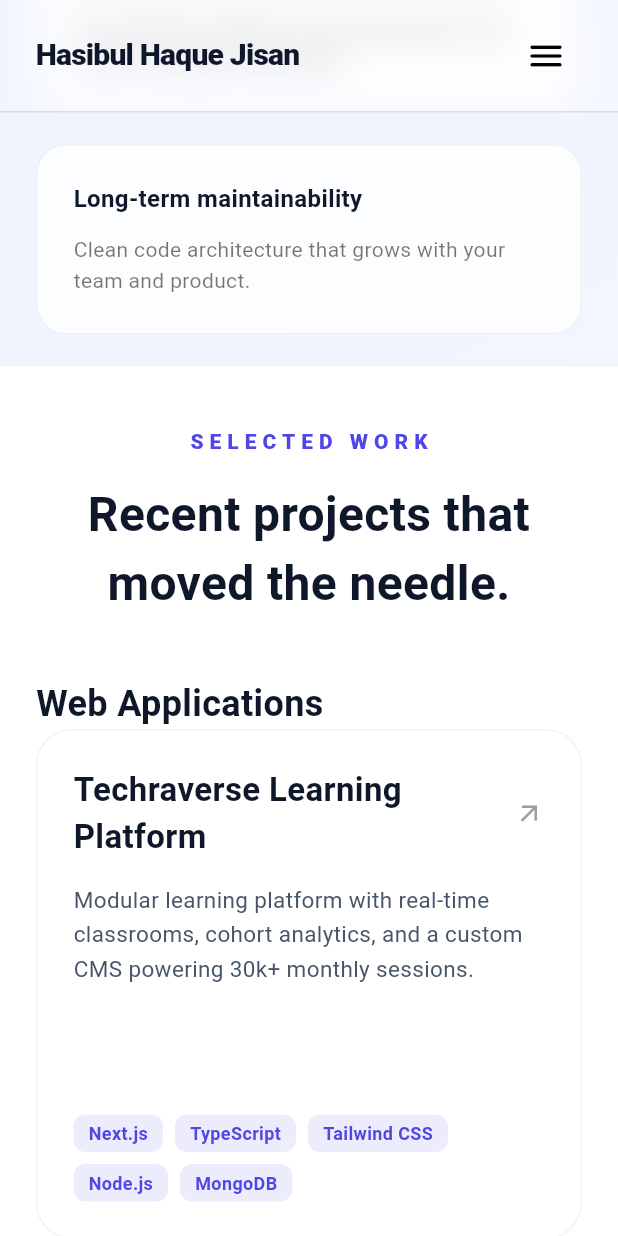
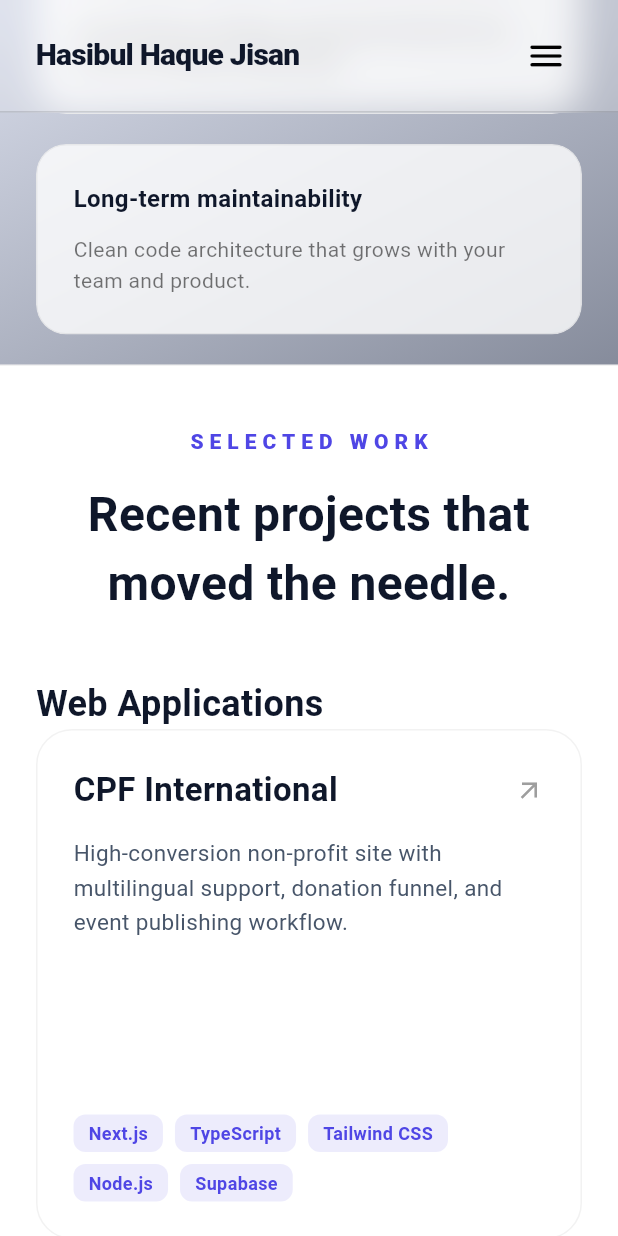
Before and after one commit to MHHJisan/self_portfolio_app, a Flutter app: the screen it shows after launch, scrolled down 1728 dp, on a phone screen of 412 x 824 dp. Run offline on Flutter 3.47's test engine with Material 3 defaults, Android fonts, the phone set to English and light mode, and no system bars; our stand-ins replace font_awesome_flutter, open_filex.

Commit message:
tweak in navbar buttons

```diff
--- a/lib/main.dart
+++ b/lib/main.dart
@@ -1,4 +1,5 @@
 import 'package:flutter/material.dart';
+import 'package:self_portfolio_app/theme/colors.dart';
 import 'sections/contact_section.dart';
 import 'sections/footer_section.dart';
 import 'sections/resume_section.dart';
@@ -27,7 +28,7 @@ class MyApp extends StatelessWidget {
         useMaterial3: true,
         brightness: Brightness.light,
         primaryColor: const Color(0xFF4F46E5),
-        scaffoldBackgroundColor: const Color(0xFFF8FAFC),
+        scaffoldBackgroundColor: AppColors.slate900,
       ),
       darkTheme: ThemeData(
         brightness: Brightness.dark,
@@ -146,12 +147,12 @@ class _HomeScreenState extends State<HomeScreen> {
     final bool isDark = Theme.of(context).brightness == Brightness.dark;
 
     return Drawer(
-      backgroundColor: isDark ? const Color(0xFF020617) : Colors.white,
+      backgroundColor: isDark ? AppColors.slate900 : Colors.transparent,
       child: SafeArea(
         child: Padding(
-          padding: const EdgeInsets.symmetric(horizontal: 32, vertical: 0),
+          padding: const EdgeInsets.symmetric(horizontal: 36, vertical: 60),
           child: Column(
-            crossAxisAlignment: CrossAxisAlignment.start,
+            crossAxisAlignment: CrossAxisAlignment.end,
             children: [
               // _drawerLink("Work", isDark, () => _scrollToSection(projectsSectionKey)),
               _drawerLink("About", isDark, () => _scrollToSection(aboutSectionKey)),
@@ -179,8 +180,8 @@ class _HomeScreenState extends State<HomeScreen> {
       onPressed: onTap,
       style: TextButton.styleFrom(
         alignment: Alignment.centerLeft,
-        padding: const EdgeInsets.symmetric(vertical: 12),
-        foregroundColor: isDark ? Colors.white : Colors.black87,
+        padding: const EdgeInsets.symmetric(vertical: 8),
+        foregroundColor: isDark ? Colors.white : Colors.cyanAccent,
         backgroundColor: Colors.transparent,
         overlayColor: Colors.transparent,
       ),
@@ -232,7 +233,7 @@ class BackgroundWrapper extends StatelessWidget {
             colors: [
               isDark
                   ? const Color(0xFF020617)
-                  : const Color(0x00eef2ff).withOpacity(0.9),
+                  : const Color(0x00eef2ff).withValues(alpha: 0.9),
               Theme.of(context).scaffoldBackgroundColor,
             ],
           ),
--- a/lib/sections/project_section.dart
+++ b/lib/sections/project_section.dart
@@ -12,6 +12,14 @@ class ProjectSection extends StatelessWidget {
 
     // Your data structure
     final List<Map<String, dynamic>> projects = [
+      {
+        "id": 0,
+        "title": "CPF International",
+        "description": "High-conversion non-profit site with multilingual support, donation funnel, and event publishing workflow.",
+        "tags": ["Next.js", "TypeScript", "Tailwind CSS", "Node.js", "Supabase"],
+        "type": "web",
+        "url": "https://www.cpfint.org",
+      },
       {
         "id": 1,
         "title": "Techraverse Learning Platform",
@@ -29,9 +37,27 @@ class ProjectSection extends StatelessWidget {
         "url": "https://techra-quiz-web.vercel.app",
       },
       {
+        "id": 4,
+        "title": "Techraverse.com",
+        "description":
+        "Content platform for engineering notes, MDX-powered articles, and tooling reviews with custom search.",
+        "tags": ["Next.js", "TypeScript", "Contentful"],
+        "type": "web",
+        "url": "https://techraverse.com",
+
+      },
+      {
         "id": 5,
         "title": "Tasbeeh Tracker",
         "description": "A focused mobile application for spiritual habit tracking with cloud sync.",
+        "tags": ["ReactNative", "JavaScript", "Firebase"],
+        "type": "mobile",
+        "url": "#",
+      },
+      {
+        "id": 6,
+        "title": "Self Portfolio App",
+        "description": "built my self portfilo app - This one!",
         "tags": ["Flutter", "Dart", "Firebase"],
         "type": "mobile",
         "url": "#",
--- a/lib/theme/colors.dart
+++ b/lib/theme/colors.dart
@@ -56,76 +56,114 @@ class AppColors {
   static const Color green100 = Color(0xFFA7F3D0);
   static const Color green200 = Color(0xFF6EE700);
   static const Color green300 = Color(0xFF34D399);
+  static const Color green400 = Color(0xFF10B981);
+  static const Color green500 = Color(0xFF089162);
+  static const Color green600 = Color(0xFF007B55);
+  static const Color green700 = Color(0xFF006D4C);
+  static const Color green800 = Color(0xFF005741);
+  static const Color green900 = Color(0xFF00443B);
+  static const Color green950 = Color(0xFF020617);
+
   static const Color red50 = Color(0xFFFFEEEE);
+  static const Color red100 = Color(0xFFFFDAD6);
+  static const Color red200 = Color(0xFFFFB4AB);
+  static const Color red300 = Color(0xFFFF8177);
+  static const Color red400 = Color(0xFFFF4D4D);
+  static const Color red500 = Color(0xFFF5222D);
+  static const Color red600 = Color(0xFFE5222D);
+  static const Color red700 = Color(0xFFC51111);
+  static const Color red800 = Color(0xFF9B1C1C);
+  static const Color red900 = Color(0xFF741A1A);
+  static const Color red950 = Color(0xFF020617);
+
   static const Color blue50 = Color(0xFFD9F6FF);
+  static const Color blue100 = Color(0xFFA6EFFF);
+  static const Color blue200 = Color(0xFF66D6FF);
+  static const Color blue300 = Color(0xFF33B5FF);
+  static const Color blue400 = Color(0xFF0095F6);
+  static const Color blue500 = Color(0xFF0077B6);
+  static const Color blue600 = Color(0xFF0069A0);
+  static const Color blue700 = Color(0xFF005C85);
+  static const Color blue800 = Color(0xFF004E69);
+  static const Color blue900 = Color(0xFF004053);
+  static const Color blue950 = Color(0xFF020617);
+
   static const Color orange50 = Color(0xFFFFF3CD);
+  static const Color orange100 = Color(0xFFFFE0B2);
+  static const Color orange200 = Color(0xFFFFCC80);
+  static const Color orange300 = Color(0xFFFFA74D);
+  static const Color orange400 = Color(0xFFFF8B50);
+  static const Color orange500 = Color(0xFFFF7043);
+  static const Color orange600 = Color(0xFFF55A37);
+  static const Color orange700 = Color(0xFFE53E24);
+  static const Color orange800 = Color(0xFFD42E1F);
+  static const Color orange900 = Color(0xFFBF2612);
+  static const Color orange950 = Color(0xFF020617);
+
+
   static const Color yellow50 = Color(0xFFFFF3CD);
+  static const Color yellow100 = Color(0xFFFFE0B2);
+  static const Color yellow200 = Color(0xFFFFCC80);
+  static const Color yellow300 = Color(0xFFFFA74D);
+  static const Color yellow400 = Color(0xFFFF8B50);
+  static const Color yellow500 = Color(0xFFFF7043);
+  static const Color yellow600 = Color(0xFFF55A37);
+  static const Color yellow700 = Color(0xFFE53E24);
+  static const Color yellow800 = Color(0xFFD42E1F);
+  static const Color yellow900 = Color(0xFFBF2612);
+  static const Color yellow950 = Color(0xFF020617);
+
   static const Color purple50 = Color(0xFFFCEBD4);
+  static const Color purple100 = Color(0xFFF9F0DB);
+  static const Color purple200 = Color(0xFFF4E7C6);
+  static const Color purple300 = Color(0xFFEBE2B5);
+  static const Color purple400 = Color(0xFFD7CC99);
+  static const Color purple500 = Color(0xFFC4B074);
+  static const Color purple600 = Color(0xFFA08E57);
+  static const Color purple700 = Color(0xFF7B6D3F);
+  static const Color purple800 = Color(0xFF5C4D2E);
+  static const Color purple900 = Color(0xFF483C27);
+  static const Color purple950 = Color(0xFF020617);
+
   static const Color teal50 = Color(0xFFD1FADD);
+  static const Color teal100 = Color(0xFFA7F3D0);
+  static const Color teal200 = Color(0xFF6EE700);
+  static const Color teal300 = Color(0xFF34D399);
+  static const Color teal400 = Color(0xFF10B981);
+  static const Color teal500 = Color(0xFF089162);
+  static const Color teal600 = Color(0xFF007B55);
+  static const Color teal700 = Color(0xFF006D4C);
+  static const Color teal800 = Color(0xFF005741);
+  static const Color teal900 = Color(0xFF00443B);
+  static const Color teal950 = Color(0xFF020617);
+
   static const Color pink50 = Color(0xFFFFEEEE);
+  static const Color pink100 = Color(0xFFFFDAD6);
+  static const Color pink200 = Color(0xFFFFB4AB);
+  static const Color pink300 = Color(0xFFFF8177);
+  static const Color pink400 = Color(0xFFFF4D4D);
+  static const Color pink500 = Color(0xFFF5222D);
+  static const Color pink600 = Color(0xFFE5222D);
+  static const Color pink700 = Color(0xFFC51111);
+  static const Color pink800 = Color(0xFF9B1C1C);
+  static const Color pink900 = Color(0xFF741A1A);
+  static const Color pink950 = Color(0xFF020617);
+
   static const Color gray50 = Color(0xFFF8FAFC);
-
-  static const Color green500 = Color(0xFF48BB78);
-  static const Color red500 = Color(0xFFEF4444);
-  static const Color blue500 = Color(0xFF0EA5E9);
-  static const Color orange500 = Color(0xFFFB923C);
-  static const Color yellow500 = Color(0xFFFACC15);
-  static const Color purple500 = Color(0xFF9F7AEA);
-  static const Color teal500 = Color(0xFF48BB78);
-  static const Color pink500 = Color(0xFFF06595);
-  static const Color gray500 = Color(0xFFF8FAFC);
-
-  static const Color green900 = Color(0xFF48BB78);
-  static const Color red900 = Color(0xFFEF4444);
-  static const Color blue900 = Color(0xFF0EA5E9);
-  static const Color orange900 = Color(0xFFFB923C);
-  static const Color yellow900 = Color(0xFFFACC15);
-  static const Color purple900 = Color(0xFF9F7AEA);
-  static const Color teal900 = Color(0xFF48BB78);
-  static const Color pink900 = Color(0xFFF06595);
-  static const Color gray900 = Color(0xFFF8FAFC);
-
-  static const Color green950 = Color(0xFF020617);
-  static const Color red950 = Color(0xFF020617);
-  static const Color blue950 = Color(0xFF020617);
-  static const Color orange950 = Color(0xFF020617);
-  static const Color yellow950 = Color(0xFF020617);
-  static const Color purple950 = Color(0xFF020617);
-  static const Color teal950 = Color(0xFF020617);
-  static const Color pink950 = Color(0xFF020617);
+  static const Color gray100 = Color(0xFFF1F5F9);
+  static const Color gray200 = Color(0xFFE2E8F0);
+  static const Color gray300 = Color(0xFFCBD5E1);
+  static const Color gray400 = Color(0xFF94A3B8);
+  static const Color gray500 = Color(0xFF64748B);
+  static const Color gray600 = Color(0xFF475569);
+  static const Color gray700 = Color(0xFF334155);
+  static const Color gray800 = Color(0xFF1E293B);
+  static const Color gray900 = Color(0xFF0F172A);
   static const Color gray950 = Color(0xFF020617);
 
-  static const Color green1000 = Color(0xFF020617);
-  static const Color red1000 = Color(0xFF020617);
-  static const Color blue1000 = Color(0xFF020617);
-  static const Color orange1000 = Color(0xFF020617);
-  static const Color yellow1000 = Color(0xFF020617);
-  static const Color purple1000 = Color(0xFF020617);
-  static const Color teal1000 = Color(0xFF020617);
-  static const Color pink1000 = Color(0xFF020617);
-  static const Color gray1000 = Color(0xFF020617);
-  static const Color indigo1100 = Color(0xFF020617);
-  static const Color green1100 = Color(0xFF020617);
-  static const Color red1100 = Color(0xFF020617);
-  static const Color blue1100 = Color(0xFF020617);
-  static const Color orange1100 = Color(0xFF020617);
-  static const Color yellow1100 = Color(0xFF020617);
-  static const Color purple1100 = Color(0xFF020617);
-  static const Color teal1100 = Color(0xFF020617);
-  static const Color pink1100 = Color(0xFF020617);
-  static const Color gray1100 = Color(0xFF020617);
-  static const Color indigo1200 = Color(0xFF020617);
-  static const Color green1200 = Color(0xFF020617);
-  static const Color red1200 = Color(0xFF020617);
-  static const Color blue1200 = Color(0xFF020617);
-  static const Color orange1200 = Color(0xFF020617);
-  static const Color yellow1200 = Color(0xFF020617);
-  static const Color purple1200 = Color(0xFF020617);
-  static const Color teal1200 = Color(0xFF020617);
-  static const Color pink1200 = Color(0xFF020617);
-  static const Color gray1200 = Color(0xFF020617);
-  static const Color indigo1300 = Color(0xFF020617);
-  static const Color green1300 = Color(0xFF020617);
-  static const Color red1300 = Color(0xFF020617);
+
+
+
+
 
 }
```
